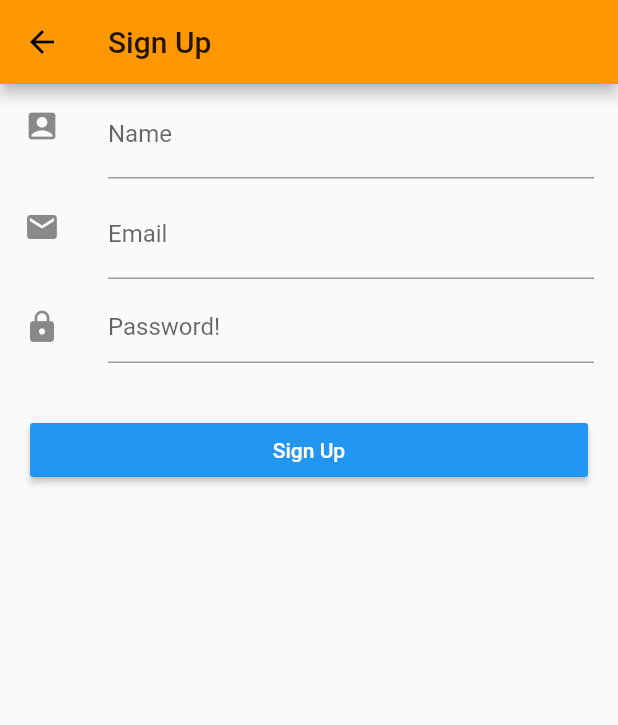
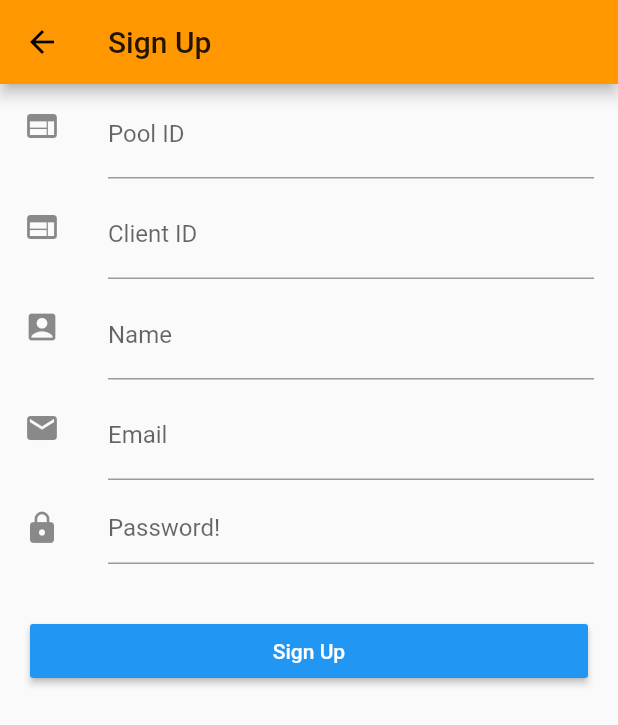
Before and after one commit to Origogi/Flutter_AWS_Cognito_Sample_App, a Flutter app: the SignUpScreen screen opened directly, on a phone screen of 412 x 824 dp. Shown: the top 725 px of the screen. Run offline on Flutter 3.47's test engine with Material 2 defaults, Android fonts, the phone set to English and light mode, and no system bars; our stand-ins replace shared_preferences; missing offline and left inert: amazon_cognito_identity_dart_2; accounts and stored records are empty.

Commit message:
client id

```diff
--- a/lib/main.dart
+++ b/lib/main.dart
@@ -9,8 +9,8 @@ import 'package:http/http.dart' as http;
 import 'package:shared_preferences/shared_preferences.dart';
 
 // Setup AWS User Pool Id & Client Id settings here:
-const _awsUserPoolId = 'us-west-2_MDsgG3C6u';
-const _awsClientId = '2j89o999v7plj0s89b689tv7hu';
+const _awsUserPoolId = 's-west-2_nfF2YdlBr';
+const _awsClientId = '515rue4ritd15pis3o7amut7rc';
 
 const _identityPoolId = 'ap-southeast-1:xxxxxxxx-xxxx-xxxx-xxxx-xxxxxxxxxxxx';
 
--- a/lib/page/signup.dart
+++ b/lib/page/signup.dart
@@ -11,7 +11,9 @@ class SignUpScreen extends StatefulWidget {
 class _SignUpScreenState extends State<SignUpScreen> {
   final GlobalKey<FormState> _formKey = GlobalKey<FormState>();
   User _user = User();
-  final userService = UserService(userPool);
+
+  String _poolID = "";
+  String _clientID = "";
 
   void submit(BuildContext context) async {
     _formKey.currentState.save();
@@ -19,6 +21,9 @@ class _SignUpScreenState extends State<SignUpScreen> {
     String message;
     bool signUpSuccess = false;
     try {
+      UserService userService =
+          UserService(CognitoUserPool(_poolID, _clientID));
+
       _user = await userService.signUp(_user.email, _user.password, _user.name);
       signUpSuccess = true;
       message = 'User sign up successful!';
@@ -73,6 +78,24 @@ class _SignUpScreenState extends State<SignUpScreen> {
               key: _formKey,
               child: ListView(
                 children: <Widget>[
+                  ListTile(
+                    leading: const Icon(Icons.web),
+                    title: TextFormField(
+                      decoration: InputDecoration(labelText: 'Pool ID'),
+                      onSaved: (String poolID) {
+                        _poolID = poolID;
+                      },
+                    ),
+                  ),
+                  ListTile(
+                    leading: const Icon(Icons.web),
+                    title: TextFormField(
+                      decoration: InputDecoration(labelText: 'Client ID'),
+                      onSaved: (String clientID) {
+                        _clientID = clientID;
+                      },
+                    ),
+                  ),
                   ListTile(
                     leading: const Icon(Icons.account_box),
                     title: TextFormField(
```
